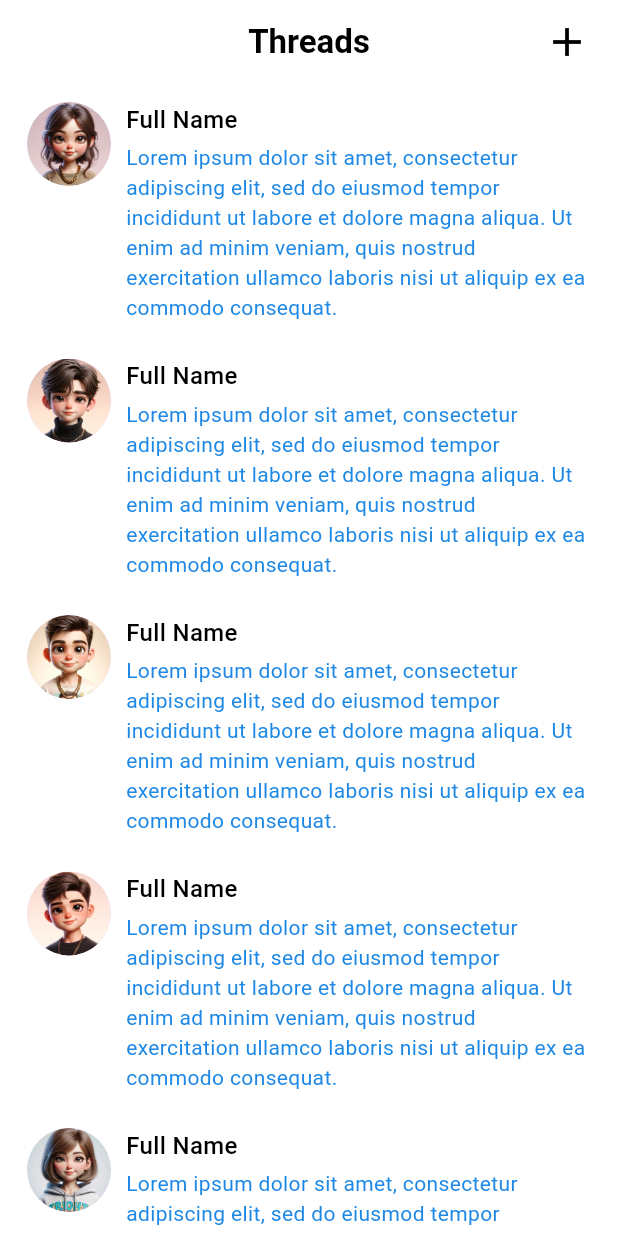
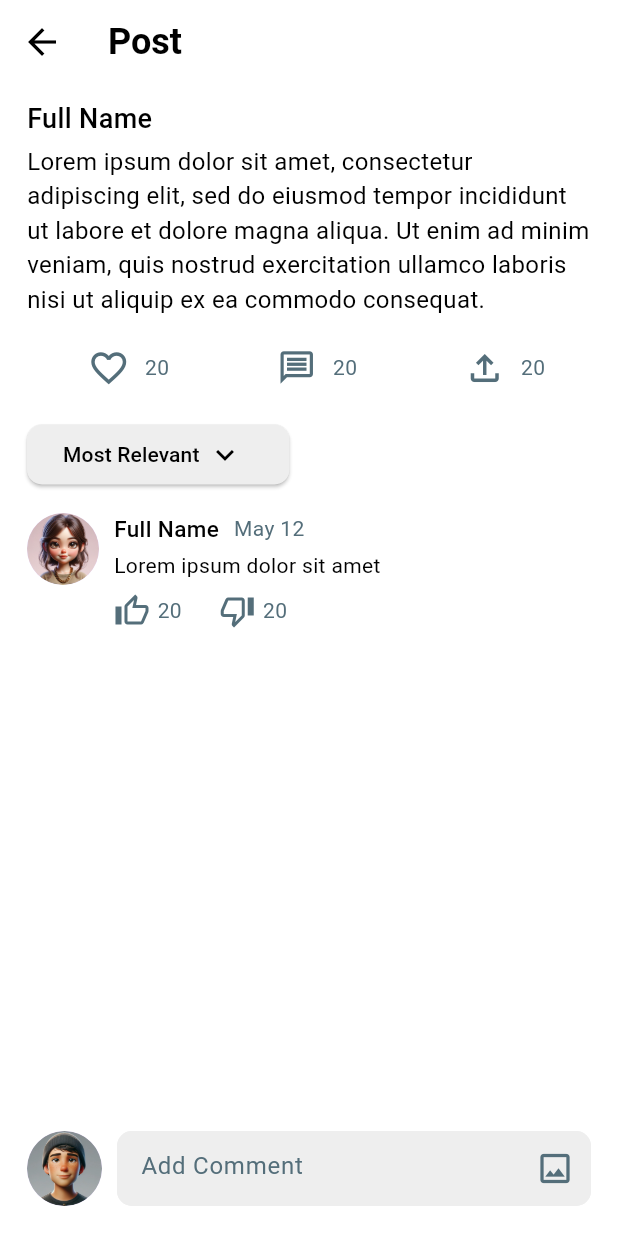
Before and after one commit to muhammadXainAhmad/threads_listing_api_flutter, a Flutter app: the screen it shows after launch, after a tap on "Full Name", on a phone screen of 412 x 824 dp. Run offline on Flutter 3.47's test engine with Material 3 defaults, Android fonts, the phone set to English and light mode, and no system bars.

Commit message:
postScreen UI

```diff
--- a/lib/main.dart
+++ b/lib/main.dart
@@ -1,5 +1,5 @@
 import 'package:flutter/material.dart';
-import 'package:threads_listing_api/screens/home_page.dart';
+import 'package:threads_listing_api/screens/home_screen.dart';
 
 void main() {
   runApp(const MyApp());
@@ -9,12 +9,13 @@ class MyApp extends StatelessWidget {
   const MyApp({super.key});
   @override
   Widget build(BuildContext context) {
-    return MaterialApp(debugShowCheckedModeBanner: false,
+    return MaterialApp(
+      debugShowCheckedModeBanner: false,
       title: 'Flutter Demo',
       theme: ThemeData(
         colorScheme: ColorScheme.fromSeed(seedColor: Colors.deepPurple),
       ),
-      home: const HomePage(),
+      home: const HomeScreen(),
     );
   }
 }
--- a/lib/screens/home_page.dart
+++ b/lib/screens/home_screen.dart
@@ -1,9 +1,10 @@
 import 'package:flutter/material.dart';
-import 'package:threads_listing_api/utils/colors.dart';
+import 'package:threads_listing_api/screens/post_screen.dart';
+import 'package:threads_listing_api/utils/utils.dart';
 import 'package:threads_listing_api/widgets/text.dart';
 
-class HomePage extends StatelessWidget {
-  const HomePage({super.key});
+class HomeScreen extends StatelessWidget {
+  const HomeScreen({super.key});
 
   @override
   Widget build(BuildContext context) {
@@ -30,9 +31,13 @@ class HomePage extends StatelessWidget {
         itemBuilder: (context, index) {
           return Padding(
             padding: const EdgeInsets.symmetric(horizontal: 18, vertical: 12),
-            child: GestureDetector(onTap: () {
-
-            },
+            child: GestureDetector(
+              onTap: () {
+                Navigator.push(
+                  context,
+                  MaterialPageRoute(builder: (context) => PostScreen()),
+                );
+              },
               child: Row(
                 crossAxisAlignment: CrossAxisAlignment.start,
                 children: [
--- /dev/null
+++ b/lib/screens/post_screen.dart
@@ -0,0 +1,194 @@
+import 'dart:math';
+import 'package:flutter/material.dart';
+import 'package:threads_listing_api/utils/utils.dart';
+import 'package:threads_listing_api/widgets/comment_tile.dart';
+import 'package:threads_listing_api/widgets/text.dart';
+
+class PostScreen extends StatefulWidget {
+  const PostScreen({super.key});
+
+  @override
+  State<PostScreen> createState() => _PostScreenState();
+}
+
+class _PostScreenState extends State<PostScreen> {
+  @override
+  Widget build(BuildContext context) {
+    return GestureDetector(
+      onTap: () {
+        FocusScope.of(context).unfocus();
+      },
+      child: Scaffold(
+        backgroundColor: whiteClr,
+        appBar: AppBar(
+          backgroundColor: whiteClr,
+          title: MyText(
+            text: "Post",
+            textClr: blackClr,
+            textSize: 24,
+            textWeight: FontWeight.w600,
+          ),
+          iconTheme: IconThemeData(size: 28, color: blackClr),
+        ),
+        body: Padding(
+          padding: const EdgeInsets.symmetric(horizontal: 18),
+          child: Column(
+            crossAxisAlignment: CrossAxisAlignment.start,
+            children: [
+              SizedBox(height: 10),
+              MyText(
+                text: "Full Name",
+                textClr: blackClr,
+                textSize: 18,
+                textWeight: FontWeight.w500,
+              ),
+              const SizedBox(height: 4),
+              MyText(
+                text:
+                    "Lorem ipsum dolor sit amet, consectetur adipiscing elit, sed do eiusmod tempor incididunt ut labore et dolore magna aliqua. Ut enim ad minim veniam, quis nostrud exercitation ullamco laboris nisi ut aliquip ex ea commodo consequat.",
+                textClr: blackClr,
+                textSize: 16,
+                textWeight: FontWeight.w400,
+              ),
+              SizedBox(height: 10),
+              Row(
+                mainAxisAlignment: MainAxisAlignment.spaceAround,
+                children: [
+                  Row(
+                    children: [
+                      IconButton(
+                        onPressed: () {},
+                        icon: Icon(
+                          Icons.favorite_border,
+                          size: 28,
+                          color: blueGreyClr,
+                        ),
+                      ),
+                      MyText(
+                        text: Random().nextInt(100).toString(),
+                        textClr: blueGreyClr,
+                        textSize: 14,
+                        textWeight: FontWeight.w400,
+                      ),
+                    ],
+                  ),
+                  Row(
+                    children: [
+                      IconButton(
+                        onPressed: () {},
+                        icon: Icon(Icons.message_outlined, size: 26),
+                        color: blueGreyClr,
+                      ),
+                      MyText(
+                        text: Random().nextInt(100).toString(),
+                        textClr: blueGreyClr,
+                        textSize: 14,
+                        textWeight: FontWeight.w400,
+                      ),
+                    ],
+                  ),
+                  Row(
+                    children: [
+                      IconButton(
+                        onPressed: () {},
+                        icon: Icon(
+                          Icons.file_upload_outlined,
+                          size: 28,
+                          color: blueGreyClr,
+                        ),
+                      ),
+                      MyText(
+                        text: Random().nextInt(100).toString(),
+                        textClr: blueGreyClr,
+                        textSize: 14,
+                        textWeight: FontWeight.w400,
+                      ),
+                    ],
+                  ),
+                ],
+              ),
+              SizedBox(height: 10),
+              Padding(
+                padding: EdgeInsets.zero,
+                child: ElevatedButton(
+                  style: ElevatedButton.styleFrom(
+                    fixedSize: Size(175, 35),
+                    backgroundColor: greyClr,
+                    shape: RoundedRectangleBorder(
+                      borderRadius: BorderRadius.circular(10),
+                    ),
+                  ),
+                  onPressed: () {},
+                  child: Row(
+                    children: [
+                      MyText(
+                        text: "Most Relevant",
+                        textClr: blackClr,
+                        textSize: 14,
+                        textWeight: FontWeight.w500,
+                      ),
+                      SizedBox(width: 5),
+                      Icon(
+                        Icons.keyboard_arrow_down,
+                        color: blackClr,
+                        size: 24,
+                      ),
+                    ],
+                  ),
+                ),
+              ),
+              SizedBox(height: 15),
+              CommentTile(),
+              Random().nextInt(2) == 1
+                  ? Row(
+                    children: [
+                      SizedBox(width: 70),
+                      Expanded(child: CommentTile()),
+                    ],
+                  )
+                  : SizedBox.shrink(),
+              Random().nextInt(2) == 1 ? CommentTile() : SizedBox.shrink(),
+              Random().nextInt(2) == 1 ? CommentTile() : SizedBox.shrink(),
+              Spacer(),
+              Row(
+                children: [
+                  CircleAvatar(
+                    radius: 25,
+                    backgroundImage: AssetImage(chatPics[9]),
+                  ),
+                  SizedBox(width: 10),
+                  Expanded(
+                    child: TextField(
+                      style: TextStyle(color: blackClr, fontSize: 16),
+                      decoration: InputDecoration(
+                        constraints: BoxConstraints(maxHeight: 50),
+                        suffixIcon: Icon(
+                          Icons.image_outlined,
+                          color: blueGreyClr,
+                          size: 26,
+                        ),
+                        filled: true,
+                        fillColor: greyClr,
+                        hintText: "Add Comment",
+                        hintStyle: TextStyle(color: blueGreyClr, fontSize: 16),
+                        enabledBorder: OutlineInputBorder(
+                          borderRadius: BorderRadius.circular(10),
+                          borderSide: BorderSide(color: greyClr),
+                        ),
+                        focusedBorder: OutlineInputBorder(
+                          borderRadius: BorderRadius.circular(10),
+                          borderSide: BorderSide(color: blackClr),
+                        ),
+                      ),
+                    ),
+                  ),
+                ],
+              ),
+              SizedBox(height: 20),
+            ],
+          ),
+        ),
+      ),
+    );
+  }
+}
--- a/lib/utils/colors.dart
+++ b/lib/utils/utils.dart
@@ -2,8 +2,10 @@ import 'package:flutter/material.dart';
 
 const blackClr = Colors.black;
 const whiteClr = Colors.white;
+const greyClr = Color.fromRGBO(238, 238, 238, 1);
+const blueGreyClr = Color.fromRGBO(84, 110, 122, 1);
 
-var chatPics = [
+const chatPics = [
   "assets/faces10.png",
   "assets/faces11.png",
   "assets/faces12.png",
@@ -25,3 +27,18 @@ var chatPics = [
   "assets/faces9.png",
   "assets/faces8.png",
 ];
+
+const months = [
+  'Jan',
+  'Feb',
+  'Mar',
+  'Apr',
+  'May',
+  'Jun',
+  'Jul',
+  'Aug',
+  'Sep',
+  'Oct',
+  'Nov',
+  'Dec',
+];
--- /dev/null
+++ b/lib/widgets/comment_tile.dart
@@ -0,0 +1,90 @@
+import 'dart:math';
+
+import 'package:flutter/material.dart';
+import 'package:threads_listing_api/utils/utils.dart';
+import 'package:threads_listing_api/widgets/text.dart';
+
+class CommentTile extends StatelessWidget {
+  const CommentTile({super.key});
+
+  @override
+  Widget build(BuildContext context) {
+    return Column(
+      children: [
+        Row(
+          crossAxisAlignment: CrossAxisAlignment.start,
+          children: [
+            CircleAvatar(
+              radius: 24,
+              backgroundImage: AssetImage(chatPics[Random().nextInt(20)]),
+            ),
+            const SizedBox(width: 10),
+            Expanded(
+              child: Column(
+                crossAxisAlignment: CrossAxisAlignment.start,
+                children: [
+                  Row(
+                    children: [
+                      MyText(
+                        text: "Full Name",
+                        textClr: blackClr,
+                        textSize: 15,
+                        textWeight: FontWeight.w500,
+                      ),
+                      const SizedBox(width: 10),
+                      MyText(
+                        text:
+                            "${months[Random().nextInt(12)]} ${(Random().nextInt(30) + 2).toString()}",
+                        textClr: blueGreyClr,
+                        textSize: 14,
+                        textWeight: FontWeight.w400,
+                      ),
+                    ],
+                  ),
+                  const SizedBox(height: 4),
+                  MyText(
+                    text: "Lorem ipsum dolor sit amet",
+                    textClr: blackClr,
+                    textSize: 14,
+                    textWeight: FontWeight.w400,
+                  ),
+                  SizedBox(height: 8),
+                  Row(
+                    children: [
+                      Icon(
+                        Icons.thumb_up_alt_outlined,
+                        size: 24,
+                        color: blueGreyClr,
+                      ),
+                      SizedBox(width: 5),
+                      MyText(
+                        text: Random().nextInt(100).toString(),
+                        textClr: blueGreyClr,
+                        textSize: 14,
+                        textWeight: FontWeight.w400,
+                      ),
+                      SizedBox(width: 25),
+                      Icon(
+                        Icons.thumb_down_alt_outlined,
+                        size: 24,
+                        color: blueGreyClr,
+                      ),
+                      SizedBox(width: 5),
+                      MyText(
+                        text: Random().nextInt(100).toString(),
+                        textClr: blueGreyClr,
+                        textSize: 14,
+                        textWeight: FontWeight.w400,
+                      ),
+                    ],
+                  ),
+                  SizedBox(height: 20),
+                ],
+              ),
+            ),
+          ],
+        ),
+      ],
+    );
+  }
+}
```
